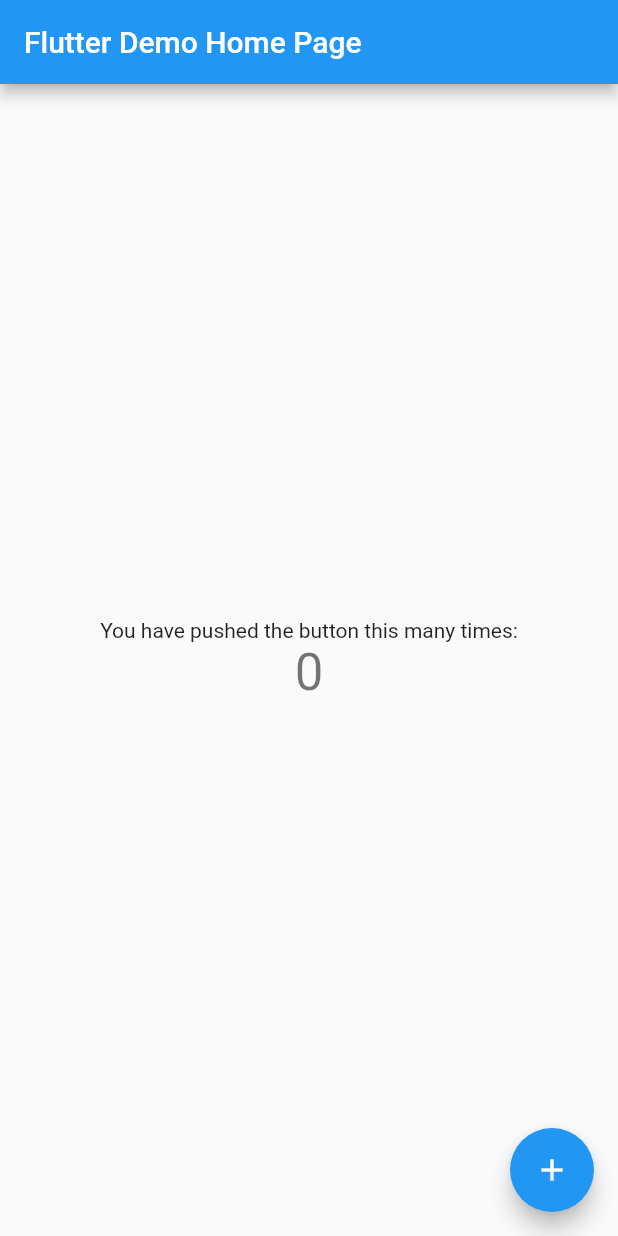
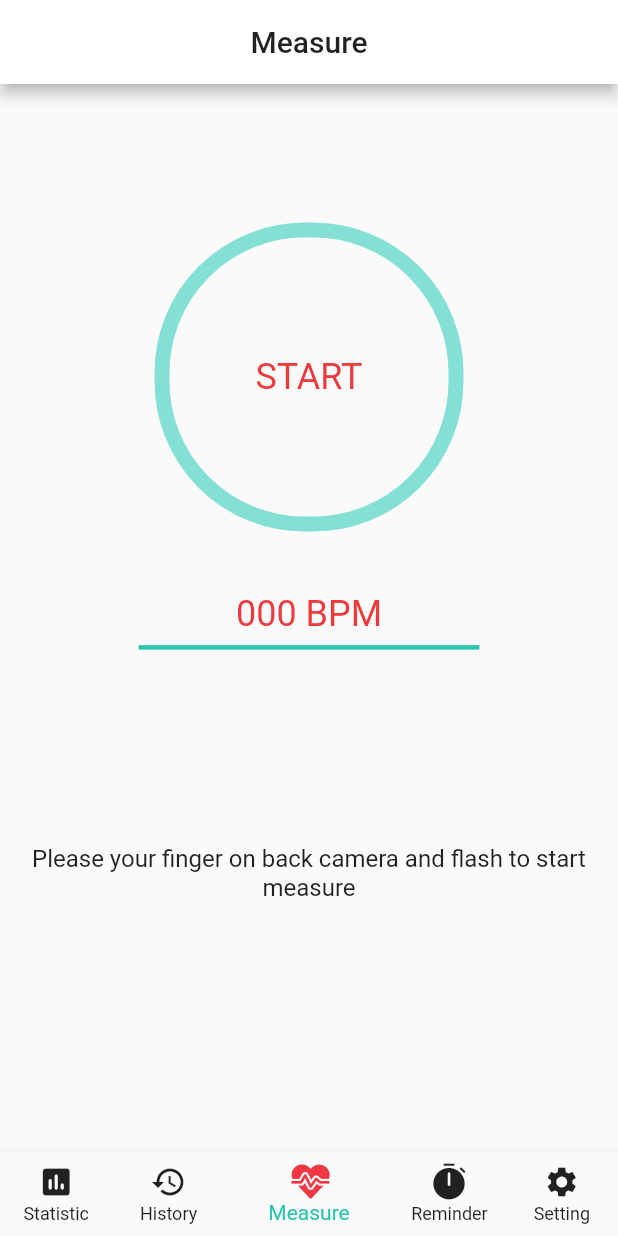
Before and after one commit to sevenUp-Dacnpm/heart_rate_monitor, a Flutter app: the screen it shows after launch, on a phone screen of 412 x 824 dp. Run offline on Flutter 3.47's test engine with Material 2 defaults, Android fonts, the phone set to English and light mode, and no system bars.

Commit message:
+ measure tab

```diff
--- a/lib/main.dart
+++ b/lib/main.dart
@@ -1,113 +1,31 @@
 import 'package:flutter/material.dart';
+import 'package:flutter/services.dart';
+import 'package:heart_rate_monitor/screens/main_screen/main_screen.dart';
 
 void main() {
-  runApp(MyApp());
+  runApp(HeartRateMonitor());
 }
 
-class MyApp extends StatelessWidget {
-  // This widget is the root of your application.
+class HeartRateMonitor extends StatelessWidget {
   @override
   Widget build(BuildContext context) {
+    SystemChrome.setEnabledSystemUIOverlays([SystemUiOverlay.bottom]);
     return MaterialApp(
-      title: 'Flutter Demo',
+      title: 'Heart Rate Monitor',
       theme: ThemeData(
-        // This is the theme of your application.
-        //
-        // Try running your application with "flutter run". You'll see the
-        // application has a blue toolbar. Then, without quitting the app, try
-        // changing the primarySwatch below to Colors.green and then invoke
-        // "hot reload" (press "r" in the console where you ran "flutter run",
-        // or simply save your changes to "hot reload" in a Flutter IDE).
-        // Notice that the counter didn't reset back to zero; the application
-        // is not restarted.
-        primarySwatch: Colors.blue,
+        primaryColor: Color(0xFF2CC6AE),
+        bottomNavigationBarTheme: BottomNavigationBarThemeData(
+            backgroundColor: Colors.white,
+            selectedItemColor: Color(0xFF2CC6AE),
+            unselectedItemColor: Colors.black87,
+            showUnselectedLabels: true),
+        appBarTheme: AppBarTheme(backgroundColor: Colors.white),
+        textTheme: TextTheme(
+          headline3: TextStyle(color: Color(0xFFEE393D), fontSize: 24),
+        ),
+        dividerColor: Color(0xFF2CC6AE),
       ),
-      home: MyHomePage(title: 'Flutter Demo Home Page'),
+      routes: {"/": (context) => MainScreen()},
     );
   }
 }
-
-class MyHomePage extends StatefulWidget {
-  MyHomePage({Key key, this.title}) : super(key: key);
-
-  // This widget is the home page of your application. It is stateful, meaning
-  // that it has a State object (defined below) that contains fields that affect
-  // how it looks.
-
-  // This class is the configuration for the state. It holds the values (in this
-  // case the title) provided by the parent (in this case the App widget) and
-  // used by the build method of the State. Fields in a Widget subclass are
-  // always marked "final".
-
-  final String title;
-
-  @override
-  _MyHomePageState createState() => _MyHomePageState();
-}
-
-class _MyHomePageState extends State<MyHomePage> {
-  int _counter = 0;
-
-  void _incrementCounter() {
-    setState(() {
-      // This call to setState tells the Flutter framework that something has
-      // changed in this State, which causes it to rerun the build method below
-      // so that the display can reflect the updated values. If we changed
-      // _counter without calling setState(), then the build method would not be
-      // called again, and so nothing would appear to happen.
-      _counter++;
-    });
-  }
-
-  @override
-  Widget build(BuildContext context) {
-    // This method is rerun every time setState is called, for instance as done
-    // by the _incrementCounter method above.
-    //
-    // The Flutter framework has been optimized to make rerunning build methods
-    // fast, so that you can just rebuild anything that needs updating rather
-    // than having to individually change instances of widgets.
-    return Scaffold(
-      appBar: AppBar(
-        // Here we take the value from the MyHomePage object that was created by
-        // the App.build method, and use it to set our appbar title.
-        title: Text(widget.title),
-      ),
-      body: Center(
-        // Center is a layout widget. It takes a single child and positions it
-        // in the middle of the parent.
-        child: Column(
-          // Column is also a layout widget. It takes a list of children and
-          // arranges them vertically. By default, it sizes itself to fit its
-          // children horizontally, and tries to be as tall as its parent.
-          //
-          // Invoke "debug painting" (press "p" in the console, choose the
-          // "Toggle Debug Paint" action from the Flutter Inspector in Android
-          // Studio, or the "Toggle Debug Paint" command in Visual Studio Code)
-          // to see the wireframe for each widget.
-          //
-          // Column has various properties to control how it sizes itself and
-          // how it positions its children. Here we use mainAxisAlignment to
-          // center the children vertically; the main axis here is the vertical
-          // axis because Columns are vertical (the cross axis would be
-          // horizontal).
-          mainAxisAlignment: MainAxisAlignment.center,
-          children: <Widget>[
-            Text(
-              'You have pushed the button this many times:',
-            ),
-            Text(
-              '$_counter',
-              style: Theme.of(context).textTheme.headline4,
-            ),
-          ],
-        ),
-      ),
-      floatingActionButton: FloatingActionButton(
-        onPressed: _incrementCounter,
-        tooltip: 'Increment',
-        child: Icon(Icons.add),
-      ), // This trailing comma makes auto-formatting nicer for build methods.
-    );
-  }
-}
--- /dev/null
+++ b/lib/screens/main_screen/history_tab/history_tab.dart
@@ -0,0 +1,15 @@
+import 'package:flutter/material.dart';
+
+class HistoryTab extends StatefulWidget {
+  @override
+  _HistoryTabState createState() => _HistoryTabState();
+}
+
+class _HistoryTabState extends State<HistoryTab> {
+  @override
+  Widget build(BuildContext context) {
+    return Container(
+      child: Text("History"),
+    );
+  }
+}
--- /dev/null
+++ b/lib/screens/main_screen/home_tab/home_tab.dart
@@ -0,0 +1,56 @@
+import 'package:flutter/material.dart';
+
+class HomeTab extends StatefulWidget {
+  @override
+  _HomeTabState createState() => _HomeTabState();
+}
+
+class _HomeTabState extends State<HomeTab> {
+  @override
+  Widget build(BuildContext context) {
+    Size screenSize = MediaQuery.of(context).size;
+    return Container(
+      padding: EdgeInsets.all(10),
+      width: double.infinity,
+      height: double.infinity,
+      child: Column(
+        children: [
+          Container(
+            margin: EdgeInsets.only(
+                top: screenSize.height * 0.1, bottom: screenSize.height * 0.05),
+            height: screenSize.height * 0.25,
+            width: screenSize.height * 0.25,
+            decoration: BoxDecoration(
+                border: Border.all(width: 10, color: Color(0xFF84E0D4)),
+                borderRadius: BorderRadius.circular(100)),
+            child: Align(
+              alignment: Alignment.center,
+              child: Text(
+                "START",
+                textAlign: TextAlign.center,
+                style: Theme.of(context).textTheme.headline3,
+              ),
+            ),
+          ),
+          Text(
+            "000 BPM",
+            style: Theme.of(context).textTheme.headline3,
+          ),
+          Divider(
+            indent: screenSize.width * 0.2,
+            endIndent: screenSize.width * 0.2,
+            thickness: 3,
+          ),
+          SizedBox(
+            height: screenSize.height * 0.15,
+          ),
+          Text(
+            "Please your finger on back camera and flash to start measure",
+            style: TextStyle(fontSize: 16),
+            textAlign: TextAlign.center,
+          ),
+        ],
+      ),
+    );
+  }
+}
--- /dev/null
+++ b/lib/screens/main_screen/main_screen.dart
@@ -0,0 +1,71 @@
+import 'package:flutter/material.dart';
+import 'package:heart_rate_monitor/screens/main_screen/history_tab/history_tab.dart';
+
+import 'package:heart_rate_monitor/screens/main_screen/home_tab/home_tab.dart';
+import 'package:heart_rate_monitor/screens/main_screen/setting_tab/setting_tab.dart';
+import 'package:heart_rate_monitor/widgets/icons/app_icons.dart';
+
+class MainScreen extends StatefulWidget {
+  @override
+  _MainScreenState createState() => _MainScreenState();
+}
+
+class _MainScreenState extends State<MainScreen> {
+  int _currentIndex = 2;
+
+  List<Widget> tabs = [
+    SettingTab(),
+    HistoryTab(),
+    HomeTab(),
+    SettingTab(),
+    SettingTab(),
+  ];
+
+  void onNavigatorTab(index) {
+    setState(() {
+      _currentIndex = index;
+    });
+  }
+
+  @override
+  Widget build(BuildContext context) {
+    return Scaffold(
+        appBar: AppBar(
+          title: Text(
+            "Measure",
+          ),
+          centerTitle: true,
+        ),
+        bottomNavigationBar: BottomNavigationBar(
+          onTap: onNavigatorTab,
+          showUnselectedLabels: true,
+          currentIndex: _currentIndex,
+          items: [
+            BottomNavigationBarItem(
+              icon: Icon(Icons.insert_chart_rounded),
+              label: "Statistic",
+            ),
+            BottomNavigationBarItem(
+              icon: Icon(Icons.history),
+              label: "History",
+            ),
+            BottomNavigationBarItem(
+                icon: Icon(AppIcons.heart_beat),
+                label: "Measure",
+                activeIcon: Icon(
+                  AppIcons.heart_beat,
+                  color: Color(0xFFF13741),
+                )),
+            BottomNavigationBarItem(
+              icon: Icon(AppIcons.reminder),
+              label: "Reminder",
+            ),
+            BottomNavigationBarItem(
+              icon: Icon(Icons.settings),
+              label: "Setting",
+            ),
+          ],
+        ),
+        body: tabs[_currentIndex]);
+  }
+}
--- /dev/null
+++ b/lib/screens/main_screen/setting_tab/setting_tab.dart
@@ -0,0 +1,15 @@
+import 'package:flutter/material.dart';
+
+class SettingTab extends StatefulWidget {
+  @override
+  _SettingTabState createState() => _SettingTabState();
+}
+
+class _SettingTabState extends State<SettingTab> {
+  @override
+  Widget build(BuildContext context) {
+    return Container(
+      child: Text("Setting"),
+    );
+  }
+}
--- /dev/null
+++ b/lib/widgets/icons/app_icons.dart
@@ -0,0 +1,25 @@
+/// Flutter icons AppIcons
+/// Copyright (C) 2021 by original authors @ fluttericon.com, fontello.com
+/// This font was generated by FlutterIcon.com, which is derived from Fontello.
+///
+/// To use this font, place it in your fonts/ directory and include the
+/// following in your pubspec.yaml
+///
+/// flutter:
+///   fonts:
+///    - family:  AppIcons
+///      fonts:
+///       - asset: fonts/AppIcons.ttf
+///
+///
+///
+import 'package:flutter/widgets.dart';
+
+class AppIcons {
+  AppIcons._();
+
+  static const _kFontFam = 'AppIcons';
+
+  static const IconData reminder = IconData(0xe800, fontFamily: _kFontFam);
+  static const IconData heart_beat = IconData(0xe801, fontFamily: _kFontFam);
+}
```
Also changed, not shown: pubspec.yaml (+4 -4 lines), assets/fonts/AppIcons.ttf (added), 1 other file.
